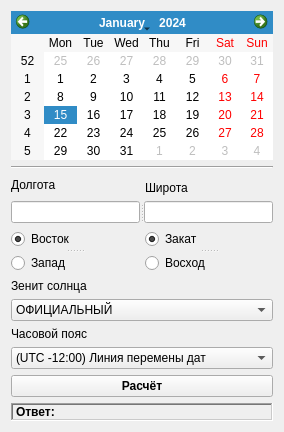
The window that GetSunsetRise.ui (BulSV/SunsetSunrise) describes before a commit, drawn with Qt 5.
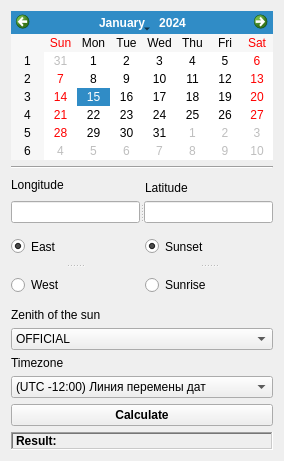
The same window after the commit.

Commit message: Translate ui in English

```diff
--- a/GetSunsetRise.ui
+++ b/GetSunsetRise.ui
@@ -7,11 +7,11 @@
     <x>0</x>
     <y>0</y>
     <width>284</width>
-    <height>406</height>
+    <height>461</height>
    </rect>
   </property>
   <property name="windowTitle">
-   <string>Восход и заход солнца</string>
+   <string>Sunset Sunrise</string>
   </property>
   <layout class="QGridLayout" name="gridLayout">
    <item row="0" column="0" colspan="2">
@@ -22,6 +22,9 @@
        <verstretch>0</verstretch>
       </sizepolicy>
      </property>
+     <property name="locale">
+      <locale language="English" country="UnitedStates"/>
+     </property>
     </widget>
    </item>
    <item row="1" column="0" colspan="2">
@@ -34,14 +37,14 @@
    <item row="2" column="0" rowspan="2">
     <widget class="QLabel" name="label_4">
      <property name="text">
-      <string>Долгота</string>
+      <string>Longitude</string>
      </property>
     </widget>
    </item>
    <item row="3" column="1">
     <widget class="QLabel" name="label">
      <property name="text">
-      <string>Широта</string>
+      <string>Latitude</string>
      </property>
     </widget>
    </item>
@@ -72,7 +75,7 @@
      </property>
      <widget class="QRadioButton" name="rbEast">
       <property name="text">
-       <string>Восток</string>
+       <string>East</string>
       </property>
       <property name="checked">
        <bool>true</bool>
@@ -80,7 +83,7 @@
      </widget>
      <widget class="QRadioButton" name="rbWest">
       <property name="text">
-       <string>Запад</string>
+       <string>West</string>
       </property>
      </widget>
     </widget>
@@ -92,7 +95,7 @@
      </property>
      <widget class="QRadioButton" name="rbSunSet">
       <property name="text">
-       <string>Закат</string>
+       <string>Sunset</string>
       </property>
       <property name="checked">
        <bool>true</bool>
@@ -100,7 +103,7 @@
      </widget>
      <widget class="QRadioButton" name="rbSunRise">
       <property name="text">
-       <string>Восход</string>
+       <string>Sunrise</string>
       </property>
      </widget>
     </widget>
@@ -108,14 +111,14 @@
    <item row="6" column="0">
     <widget class="QLabel" name="label_7">
      <property name="text">
-      <string>Зенит солнца</string>
+      <string>Zenith of the sun</string>
      </property>
     </widget>
    </item>
    <item row="8" column="0">
     <widget class="QLabel" name="label_2">
      <property name="text">
-      <string>Часовой пояс</string>
+      <string>Timezone</string>
      </property>
     </widget>
    </item>
@@ -647,22 +650,22 @@
      </property>
      <item>
       <property name="text">
-       <string>ОФИЦИАЛЬНЫЙ</string>
+       <string>OFFICIAL</string>
       </property>
      </item>
      <item>
       <property name="text">
-       <string>ГРАЖДАНСКИЙ</string>
+       <string>CIVILIAN</string>
       </property>
      </item>
      <item>
       <property name="text">
-       <string>НАВИГАЦИОННЫЙ</string>
+       <string>NAVIGATIONAL</string>
       </property>
      </item>
      <item>
       <property name="text">
-       <string>АСТРОНОМИЧЕСКИЙ</string>
+       <string>ASTRONOMICAL</string>
       </property>
      </item>
     </widget>
@@ -676,7 +679,7 @@
       </font>
      </property>
      <property name="text">
-      <string>Расчёт</string>
+      <string>Calculate</string>
      </property>
     </widget>
    </item>
@@ -695,7 +698,7 @@
       <enum>QFrame::Sunken</enum>
      </property>
      <property name="text">
-      <string>Ответ:</string>
+      <string>Result:</string>
      </property>
     </widget>
    </item>
```
The commit also changes 1 other file.
